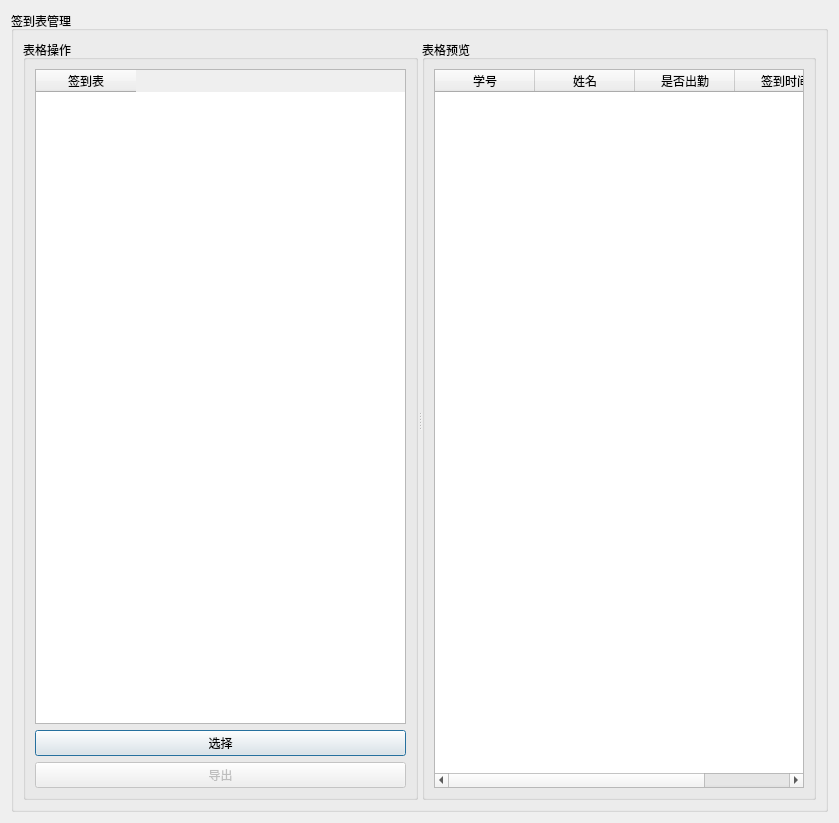
Before: the Qt Designer form ui/export_excel.ui in kuronekonano/Face-Recognition-Based-Attendance-System, drawn with Qt 5.
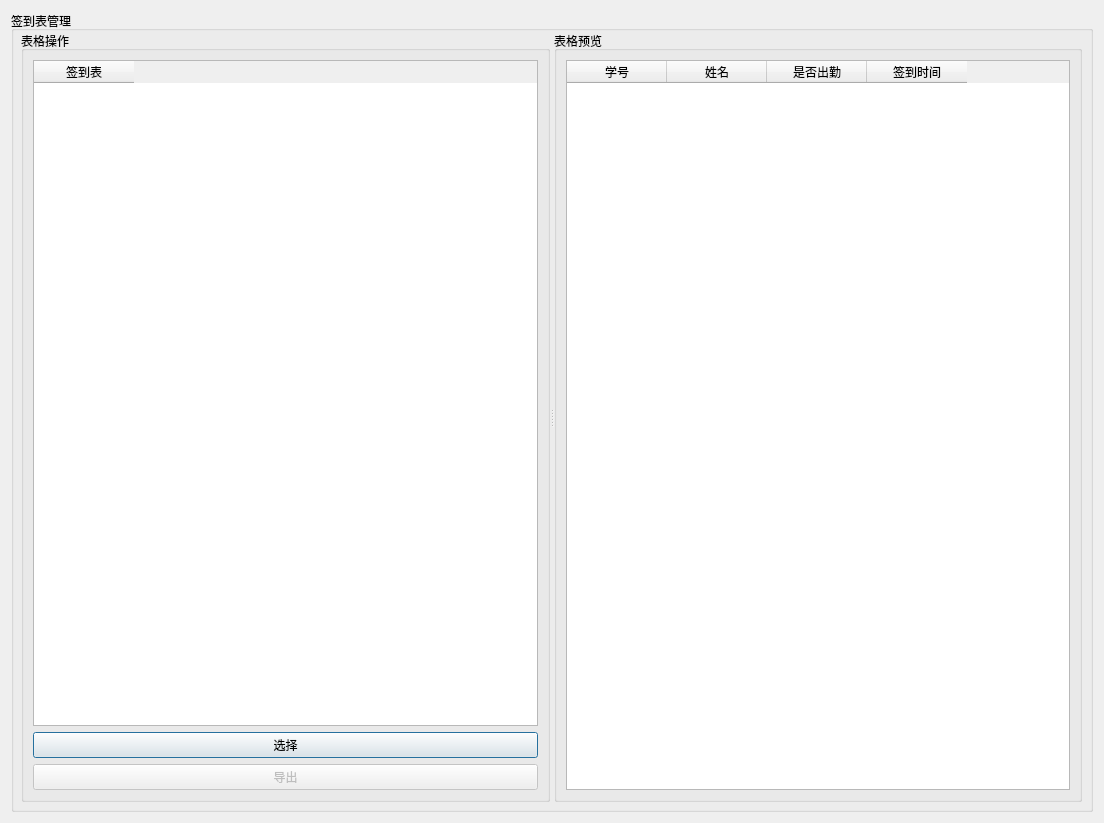
After: the same form once the commit is applied.

What changed in the file:
```diff
--- a/ui/export_excel.ui
+++ b/ui/export_excel.ui
@@ -6,7 +6,7 @@
    <rect>
     <x>0</x>
     <y>0</y>
-    <width>839</width>
+    <width>1104</width>
     <height>823</height>
    </rect>
   </property>
@@ -19,9 +19,15 @@
      <property name="title">
       <string>签到表管理</string>
      </property>
-     <layout class="QHBoxLayout" name="horizontalLayout">
-      <item>
        <widget class="QSplitter" name="splitter">
+      <property name="geometry">
+       <rect>
+        <x>10</x>
+        <y>20</y>
+        <width>1061</width>
+        <height>771</height>
+       </rect>
+      </property>
         <property name="orientation">
          <enum>Qt::Horizontal</enum>
         </property>
@@ -129,8 +135,6 @@
          </layout>
         </widget>
        </widget>
-      </item>
-     </layout>
     </widget>
    </item>
   </layout>
```
Lines whose indentation alone changed are shown as unchanged.
